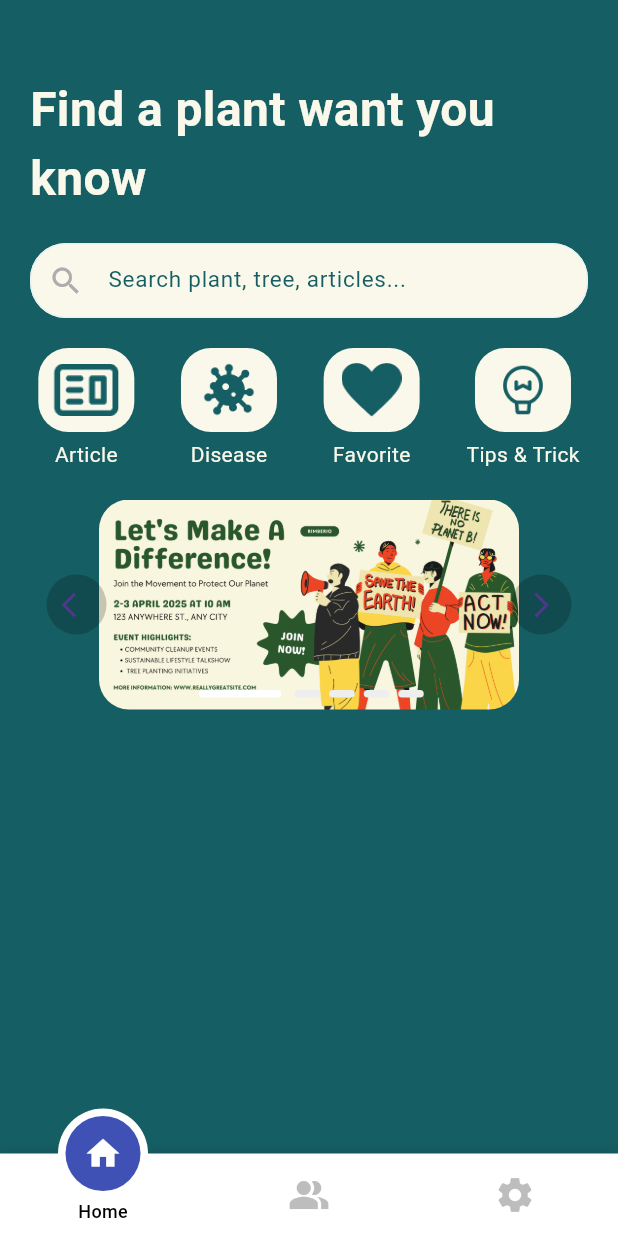
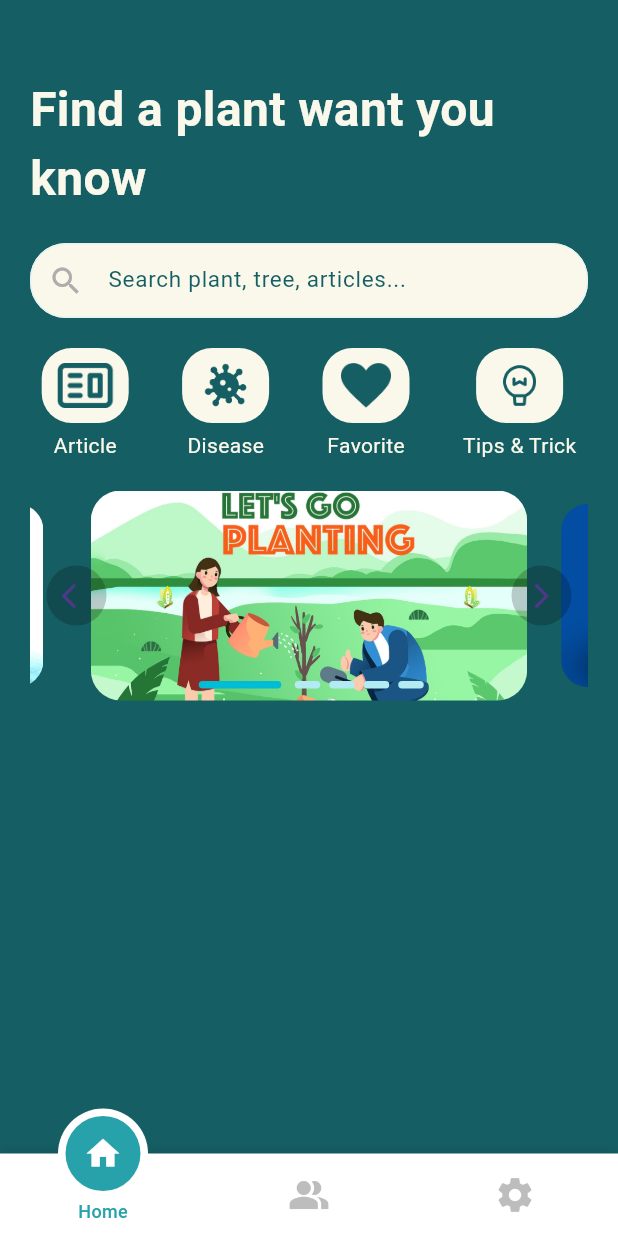
Before and after one commit to Billyode03/flutter_LaOdeNaubillHudaAshara_Mini_Project, a Flutter app: the screen it shows after launch, on a phone screen of 412 x 824 dp. Run offline on Flutter 3.47's test engine with Material 3 defaults, Android fonts, the phone set to English and light mode, and no system bars; drawn by our look-alikes of carousel_slider; our stand-ins replace animated_splash_screen, another_flutter_splash_screen, google_fonts, lottie, motion_tab_bar, smooth_page_indicator.

Commit message:
Menyelesaikan tab bar dan memasukkan ulang gambar

```diff
--- a/My_Mini_Project/green_garden_app/lib/Constant/color_constant.dart
+++ b/My_Mini_Project/green_garden_app/lib/Constant/color_constant.dart
@@ -5,7 +5,7 @@ class ColorPlants {
   static Color greenMedium = const Color(0xFF76B39D);
   static Color whiteSkull = const Color(0xFFF9F8EB);
   static Color grey = const Color(0xFFEAE7E7);
-  static Color cyanPlant = const Color(0xFF27A2AB);
+  static Color cyanPlant = Color(0xFF27A2AB);
 
   static Color backgroundColor = const Color(0xFF155E63);
   static Color whiteColor = const Color(0xFFFFFFFF);
--- a/My_Mini_Project/green_garden_app/lib/Pages/home/home_page.dart
+++ b/My_Mini_Project/green_garden_app/lib/Pages/home/home_page.dart
@@ -99,13 +99,13 @@ class _HomePageState extends State<HomePage>
       tabBarHeight: 55,
       textStyle: const TextStyle(
         fontSize: 12,
-        color: Colors.black,
+        color: Color(0xff27a2AB),
         fontWeight: FontWeight.w500,
       ),
       tabIconColor: Colors.grey.shade400,
       tabIconSize: 28.0,
       tabIconSelectedSize: 26.0,
-      tabSelectedColor: Colors.indigo,
+      tabSelectedColor: ColorPlants.cyanPlant,
       tabIconSelectedColor: Colors.white,
       tabBarColor: Colors.white,
       onTabItemSelected: (int value) {
@@ -183,9 +183,7 @@ class _HomePageState extends State<HomePage>
                           margin: EdgeInsets.symmetric(
                               horizontal: isSelected ? 6 : 3),
                           decoration: BoxDecoration(
-                            color: isSelected
-                                ? Colors.white
-                                : Colors.grey.shade200,
+                            color: isSelected ? Colors.cyan : Colors.cyan[100],
                             borderRadius: BorderRadius.circular(
                               40,
                             ),
--- a/My_Mini_Project/green_garden_app/lib/Pages/home/widget/list_menu/menu_home_widget.dart
+++ b/My_Mini_Project/green_garden_app/lib/Pages/home/widget/list_menu/menu_home_widget.dart
@@ -9,7 +9,8 @@ class MenuHomeWidget extends StatelessWidget {
   const MenuHomeWidget({
     super.key,
     required this.title,
-    required this.iconConstant, this.onTap,
+    required this.iconConstant,
+    this.onTap,
   });
 
   @override
@@ -17,8 +18,8 @@ class MenuHomeWidget extends StatelessWidget {
     return Column(
       children: [
         Container(
-          height: 56,
-          width: 64,
+          height: 50,
+          width: 58,
           decoration: BoxDecoration(
             borderRadius: BorderRadius.circular(20),
             color: ColorPlants.whiteSkull,
```
Also changed, not shown: My_Mini_Project/green_garden_app/assets/carousel/actPlant.png, My_Mini_Project/green_garden_app/assets/carousel/environment.jpg, My_Mini_Project/green_garden_app/assets/carousel/happyEarthDay.png, My_Mini_Project/green_garden_app/assets/carousel/planting.jpg.
